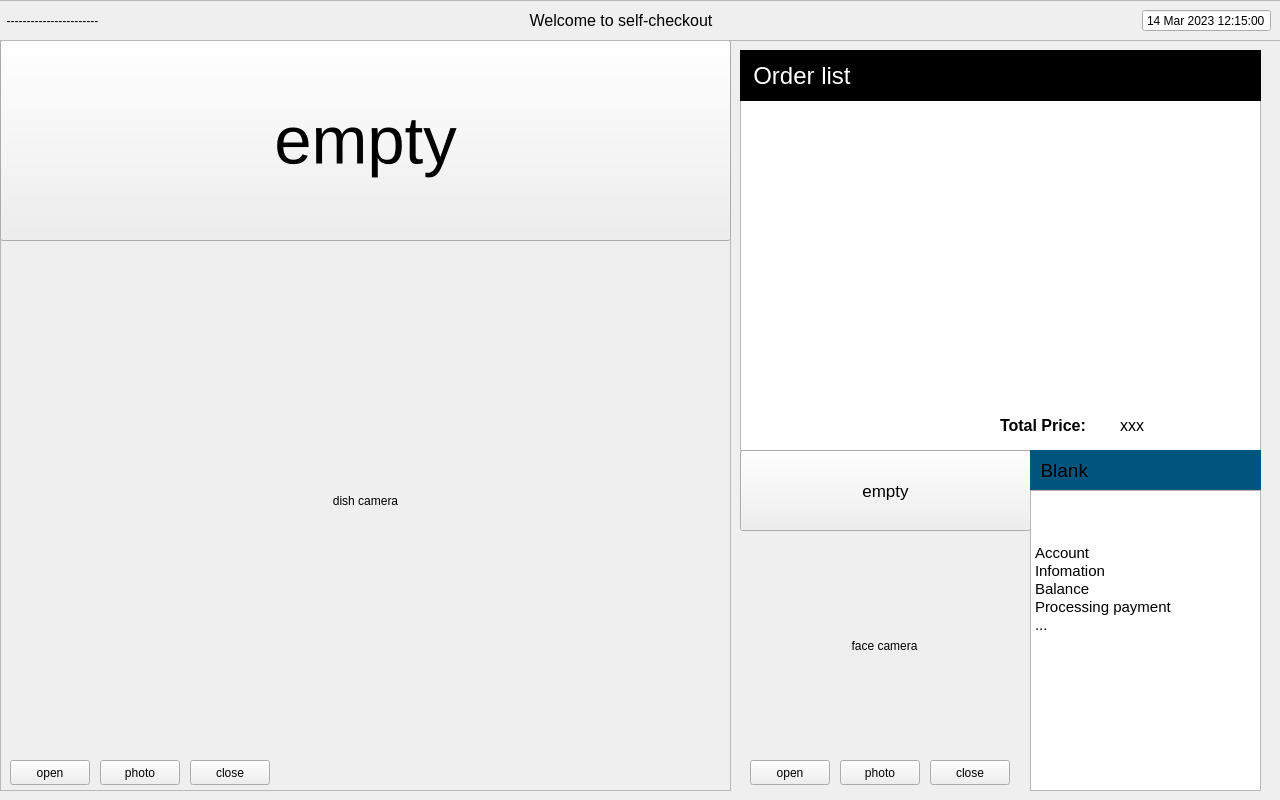
Old version of the form Qt/eProject/widget.ui in the repository Lucaz0619/Intelligent-Cafeteria-Self-Check-out.
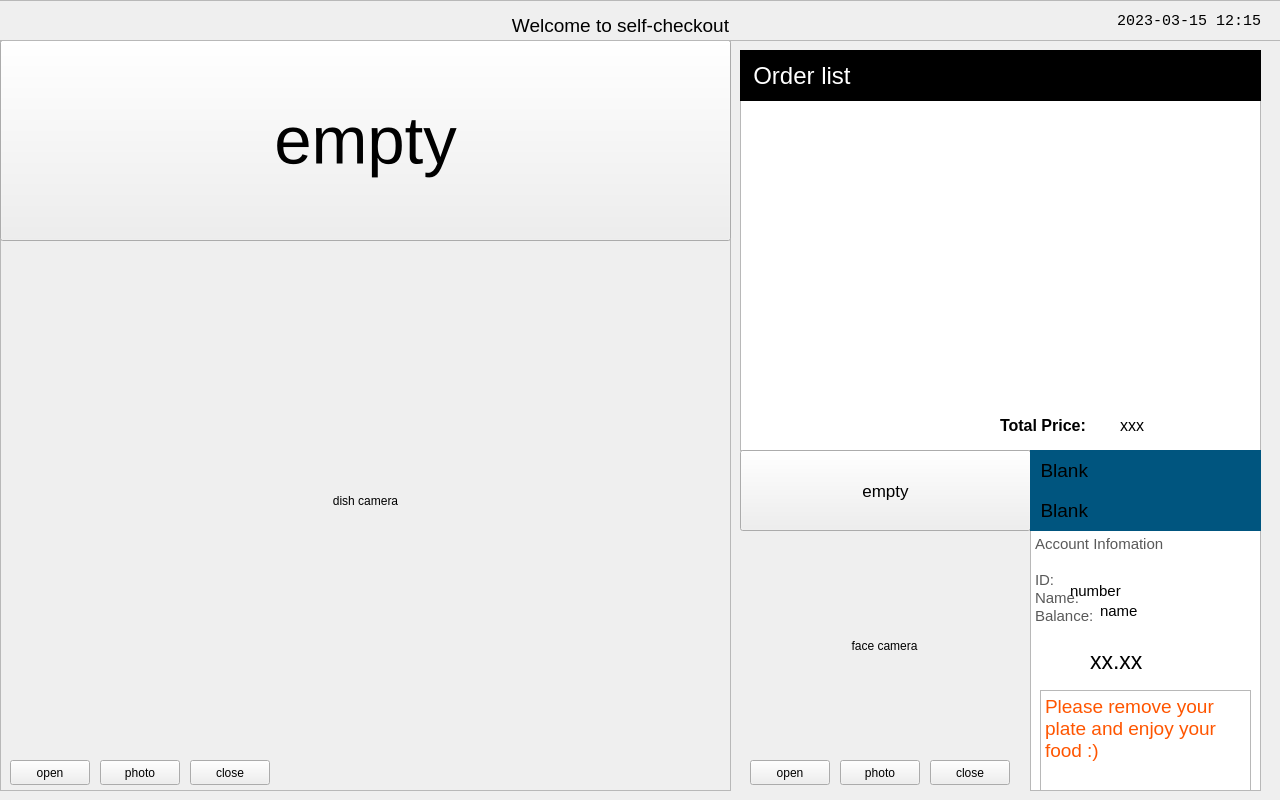
New version of the form. Icons and pictures are not drawn.

Diff of the .ui file:
```diff
--- a/Qt/eProject/widget.ui
+++ b/Qt/eProject/widget.ui
@@ -118,30 +118,146 @@
        <string>  Blank</string>
       </property>
      </widget>
-     <widget class="QTextBrowser" name="payBrowser">
+     <widget class="QTextBrowser" name="textBrowser">
+      <property name="geometry">
+       <rect>
+        <x>0</x>
+        <y>80</y>
+        <width>231</width>
+        <height>261</height>
+       </rect>
+      </property>
+      <property name="html">
+       <string>&lt;!DOCTYPE HTML PUBLIC &quot;-//W3C//DTD HTML 4.0//EN&quot; &quot;http://www.w3.org/TR/REC-html40/strict.dtd&quot;&gt;
+&lt;html&gt;&lt;head&gt;&lt;meta name=&quot;qrichtext&quot; content=&quot;1&quot; /&gt;&lt;style type=&quot;text/css&quot;&gt;
+p, li { white-space: pre-wrap; }
+&lt;/style&gt;&lt;/head&gt;&lt;body style=&quot; font-family:'MS Shell Dlg 2'; font-size:7.8pt; font-weight:400; font-style:normal;&quot;&gt;
+&lt;p style=&quot; margin-top:0px; margin-bottom:0px; margin-left:0px; margin-right:0px; -qt-block-indent:0; text-indent:0px;&quot;&gt;&lt;span style=&quot; font-size:11pt; color:#595959;&quot;&gt;Account Infomation&lt;/span&gt;&lt;/p&gt;
+&lt;p style=&quot;-qt-paragraph-type:empty; margin-top:0px; margin-bottom:0px; margin-left:0px; margin-right:0px; -qt-block-indent:0; text-indent:0px; font-size:11pt; color:#595959;&quot;&gt;&lt;br /&gt;&lt;/p&gt;
+&lt;p style=&quot; margin-top:0px; margin-bottom:0px; margin-left:0px; margin-right:0px; -qt-block-indent:0; text-indent:0px;&quot;&gt;&lt;span style=&quot; font-size:11pt; color:#595959;&quot;&gt;ID:&lt;/span&gt;&lt;/p&gt;
+&lt;p style=&quot; margin-top:0px; margin-bottom:0px; margin-left:0px; margin-right:0px; -qt-block-indent:0; text-indent:0px;&quot;&gt;&lt;span style=&quot; font-size:11pt; color:#595959;&quot;&gt;Name:&lt;/span&gt;&lt;/p&gt;
+&lt;p style=&quot; margin-top:0px; margin-bottom:0px; margin-left:0px; margin-right:0px; -qt-block-indent:0; text-indent:0px;&quot;&gt;&lt;span style=&quot; font-size:11pt; color:#595959;&quot;&gt;Balance:&lt;/span&gt;&lt;/p&gt;
+&lt;p style=&quot;-qt-paragraph-type:empty; margin-top:0px; margin-bottom:0px; margin-left:0px; margin-right:0px; -qt-block-indent:0; text-indent:0px; font-size:11pt; color:#595959;&quot;&gt;&lt;br /&gt;&lt;/p&gt;&lt;/body&gt;&lt;/html&gt;</string>
+      </property>
+     </widget>
+     <widget class="QLabel" name="statusHd_2">
       <property name="geometry">
        <rect>
         <x>0</x>
         <y>40</y>
         <width>231</width>
-        <height>301</height>
+        <height>41</height>
        </rect>
       </property>
+      <property name="font">
+       <font>
+        <pointsize>14</pointsize>
+       </font>
+      </property>
+      <property name="styleSheet">
+       <string notr="true">background-color: rgb(0, 85, 127);</string>
+      </property>
+      <property name="text">
+       <string>  Blank</string>
+      </property>
+     </widget>
+     <widget class="QLabel" name="numLb">
+      <property name="geometry">
+       <rect>
+        <x>40</x>
+        <y>130</y>
+        <width>91</width>
+        <height>21</height>
+       </rect>
+      </property>
+      <property name="font">
+       <font>
+        <pointsize>11</pointsize>
+       </font>
+      </property>
+      <property name="text">
+       <string>number</string>
+      </property>
+     </widget>
+     <widget class="QLabel" name="nameLb">
+      <property name="geometry">
+       <rect>
+        <x>70</x>
+        <y>150</y>
+        <width>91</width>
+        <height>21</height>
+       </rect>
+      </property>
+      <property name="font">
+       <font>
+        <pointsize>11</pointsize>
+       </font>
+      </property>
+      <property name="text">
+       <string>name</string>
+      </property>
+     </widget>
+     <widget class="QLabel" name="mnyLb">
+      <property name="geometry">
+       <rect>
+        <x>60</x>
+        <y>190</y>
+        <width>121</width>
+        <height>41</height>
+       </rect>
+      </property>
+      <property name="font">
+       <font>
+        <pointsize>17</pointsize>
+       </font>
+      </property>
+      <property name="text">
+       <string>xx.xx</string>
+      </property>
+     </widget>
+     <widget class="QTextBrowser" name="endText">
+      <property name="geometry">
+       <rect>
+        <x>10</x>
+        <y>240</y>
+        <width>211</width>
+        <height>101</height>
+       </rect>
+      </property>
       <property name="html">
        <string>&lt;!DOCTYPE HTML PUBLIC &quot;-//W3C//DTD HTML 4.0//EN&quot; &quot;http://www.w3.org/TR/REC-html40/strict.dtd&quot;&gt;
 &lt;html&gt;&lt;head&gt;&lt;meta name=&quot;qrichtext&quot; content=&quot;1&quot; /&gt;&lt;style type=&quot;text/css&quot;&gt;
 p, li { white-space: pre-wrap; }
 &lt;/style&gt;&lt;/head&gt;&lt;body style=&quot; font-family:'MS Shell Dlg 2'; font-size:7.8pt; font-weight:400; font-style:normal;&quot;&gt;
-&lt;p style=&quot;-qt-paragraph-type:empty; margin-top:0px; margin-bottom:0px; margin-left:0px; margin-right:0px; -qt-block-indent:0; text-indent:0px;&quot;&gt;&lt;br /&gt;&lt;/p&gt;
-&lt;p style=&quot;-qt-paragraph-type:empty; margin-top:0px; margin-bottom:0px; margin-left:0px; margin-right:0px; -qt-block-indent:0; text-indent:0px; font-size:11pt;&quot;&gt;&lt;br /&gt;&lt;/p&gt;
-&lt;p style=&quot;-qt-paragraph-type:empty; margin-top:0px; margin-bottom:0px; margin-left:0px; margin-right:0px; -qt-block-indent:0; text-indent:0px; font-size:11pt;&quot;&gt;&lt;br /&gt;&lt;/p&gt;
-&lt;p style=&quot; margin-top:0px; margin-bottom:0px; margin-left:0px; margin-right:0px; -qt-block-indent:0; text-indent:0px;&quot;&gt;&lt;span style=&quot; font-size:11pt;&quot;&gt;Account&lt;/span&gt;&lt;/p&gt;
-&lt;p style=&quot; margin-top:0px; margin-bottom:0px; margin-left:0px; margin-right:0px; -qt-block-indent:0; text-indent:0px;&quot;&gt;&lt;span style=&quot; font-size:11pt;&quot;&gt;Infomation&lt;/span&gt;&lt;/p&gt;
-&lt;p style=&quot; margin-top:0px; margin-bottom:0px; margin-left:0px; margin-right:0px; -qt-block-indent:0; text-indent:0px;&quot;&gt;&lt;span style=&quot; font-size:11pt;&quot;&gt;Balance&lt;/span&gt;&lt;/p&gt;
-&lt;p style=&quot; margin-top:0px; margin-bottom:0px; margin-left:0px; margin-right:0px; -qt-block-indent:0; text-indent:0px;&quot;&gt;&lt;span style=&quot; font-size:11pt;&quot;&gt;Processing payment&lt;/span&gt;&lt;/p&gt;
-&lt;p style=&quot; margin-top:0px; margin-bottom:0px; margin-left:0px; margin-right:0px; -qt-block-indent:0; text-indent:0px;&quot;&gt;&lt;span style=&quot; font-size:11pt;&quot;&gt;...&lt;/span&gt;&lt;/p&gt;&lt;/body&gt;&lt;/html&gt;</string>
+&lt;p style=&quot; margin-top:0px; margin-bottom:0px; margin-left:0px; margin-right:0px; -qt-block-indent:0; text-indent:0px;&quot;&gt;&lt;span style=&quot; font-size:14pt; color:#ff5500;&quot;&gt;Please remove your plate and enjoy your food :)&lt;/span&gt;&lt;/p&gt;&lt;/body&gt;&lt;/html&gt;</string>
       </property>
      </widget>
+     <widget class="QTextBrowser" name="failText">
+      <property name="geometry">
+       <rect>
+        <x>10</x>
+        <y>240</y>
+        <width>211</width>
+        <height>101</height>
+       </rect>
+      </property>
+      <property name="html">
+       <string>&lt;!DOCTYPE HTML PUBLIC &quot;-//W3C//DTD HTML 4.0//EN&quot; &quot;http://www.w3.org/TR/REC-html40/strict.dtd&quot;&gt;
+&lt;html&gt;&lt;head&gt;&lt;meta name=&quot;qrichtext&quot; content=&quot;1&quot; /&gt;&lt;style type=&quot;text/css&quot;&gt;
+p, li { white-space: pre-wrap; }
+&lt;/style&gt;&lt;/head&gt;&lt;body style=&quot; font-family:'MS Shell Dlg 2'; font-size:7.8pt; font-weight:400; font-style:normal;&quot;&gt;
+&lt;p style=&quot; margin-top:0px; margin-bottom:0px; margin-left:0px; margin-right:0px; -qt-block-indent:0; text-indent:0px;&quot;&gt;&lt;span style=&quot; font-size:14pt; color:#ff5500;&quot;&gt;Please&lt;/span&gt;&lt;/p&gt;
+&lt;p style=&quot; margin-top:0px; margin-bottom:0px; margin-left:0px; margin-right:0px; -qt-block-indent:0; text-indent:0px;&quot;&gt;&lt;span style=&quot; font-size:14pt; color:#ff5500;&quot;&gt;seek assistance...&lt;/span&gt;&lt;/p&gt;&lt;/body&gt;&lt;/html&gt;</string>
+      </property>
+     </widget>
+     <zorder>statusHd</zorder>
+     <zorder>textBrowser</zorder>
+     <zorder>statusHd_2</zorder>
+     <zorder>numLb</zorder>
+     <zorder>nameLb</zorder>
+     <zorder>mnyLb</zorder>
+     <zorder>failText</zorder>
+     <zorder>endText</zorder>
     </widget>
     <widget class="QLabel" name="fcView">
      <property name="geometry">
@@ -415,60 +531,40 @@
    <property name="frameShadow">
     <enum>QFrame::Raised</enum>
    </property>
-   <widget class="QWidget" name="layoutWidget">
+   <widget class="QLabel" name="curTime">
     <property name="geometry">
      <rect>
-      <x>10</x>
-      <y>0</y>
-      <width>1271</width>
-      <height>41</height>
+      <x>1030</x>
+      <y>10</y>
+      <width>241</width>
+      <height>21</height>
      </rect>
     </property>
-    <layout class="QHBoxLayout" name="horizontalLayout">
-     <item>
-      <widget class="QLabel" name="label">
-       <property name="text">
-        <string>  -----------------------</string>
-       </property>
-      </widget>
-     </item>
-     <item>
-      <spacer name="horizontalSpacer">
-       <property name="orientation">
-        <enum>Qt::Horizontal</enum>
-       </property>
-       <property name="sizeHint" stdset="0">
-        <size>
-         <width>40</width>
-         <height>20</height>
-        </size>
-       </property>
-      </spacer>
-     </item>
-     <item>
-      <widget class="QLabel" name="logoIcon">
-       <property name="enabled">
-        <bool>true</bool>
-       </property>
-       <property name="minimumSize">
-        <size>
-         <width>30</width>
-         <height>20</height>
-        </size>
-       </property>
-       <property name="styleSheet">
-        <string notr="true">image: url(:/pic/logo.png);</string>
-       </property>
+    <property name="font">
+     <font>
+      <family>Consolas</family>
+      <pointsize>11</pointsize>
+     </font>
+    </property>
        <property name="text">
-        <string/>
-       </property>
-      </widget>
-     </item>
-     <item>
+     <string>2023-03-15 12:15</string>
+    </property>
+    <property name="alignment">
+     <set>Qt::AlignRight|Qt::AlignTrailing|Qt::AlignVCenter</set>
+    </property>
+   </widget>
       <widget class="QLabel" name="header">
+    <property name="geometry">
+     <rect>
+      <x>490</x>
+      <y>10</y>
+      <width>281</width>
+      <height>31</height>
+     </rect>
+    </property>
        <property name="font">
         <font>
-         <pointsize>12</pointsize>
+      <pointsize>14</pointsize>
         </font>
        </property>
        <property name="styleSheet">
@@ -484,9 +580,15 @@
         <bool>false</bool>
        </property>
       </widget>
-     </item>
-     <item>
       <widget class="QLabel" name="logoIcon_r">
+    <property name="geometry">
+     <rect>
+      <x>770</x>
+      <y>0</y>
+      <width>51</width>
+      <height>41</height>
+     </rect>
+    </property>
        <property name="minimumSize">
         <size>
          <width>30</width>
@@ -500,47 +602,30 @@
         <string/>
        </property>
       </widget>
-     </item>
-     <item>
-      <spacer name="horizontalSpacer_2">
-       <property name="orientation">
-        <enum>Qt::Horizontal</enum>
-       </property>
-       <property name="sizeHint" stdset="0">
-        <size>
-         <width>40</width>
-         <height>20</height>
-        </size>
-       </property>
-      </spacer>
-     </item>
-     <item>
-      <widget class="QDateTimeEdit" name="dateTime">
-       <property name="inputMethodHints">
-        <set>Qt::ImhNone</set>
-       </property>
-       <property name="readOnly">
+   <widget class="QLabel" name="logoIcon">
+    <property name="enabled">
         <bool>true</bool>
        </property>
-       <property name="buttonSymbols">
-        <enum>QAbstractSpinBox::NoButtons</enum>
-       </property>
-       <property name="keyboardTracking">
-        <bool>false</bool>
-       </property>
-       <property name="dateTime">
-        <datetime>
-         <hour>12</hour>
-         <minute>15</minute>
-         <second>0</second>
-         <year>2023</year>
-         <month>3</month>
-         <day>14</day>
-        </datetime>
-       </property>
-      </widget>
-     </item>
-    </layout>
+    <property name="geometry">
+     <rect>
+      <x>450</x>
+      <y>0</y>
+      <width>41</width>
+      <height>41</height>
+     </rect>
+    </property>
+    <property name="minimumSize">
+     <size>
+      <width>30</width>
+      <height>20</height>
+     </size>
+    </property>
+    <property name="styleSheet">
+     <string notr="true">image: url(:/pic/logo.png);</string>
+    </property>
+    <property name="text">
+     <string/>
+    </property>
    </widget>
   </widget>
  </widget>
```
Lines whose indentation alone changed are shown as unchanged.
